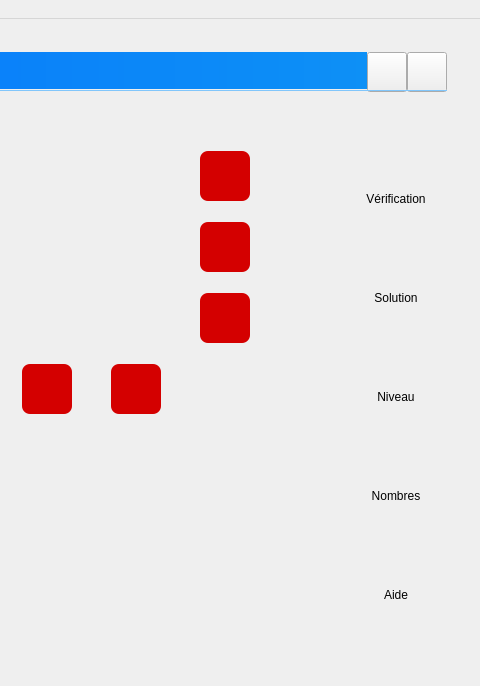
Old version of the form mainwindow.ui in the repository Txikilinux/leterrier-fubuki; both pictures show x 604 to 1084 and y 0 to 686 of the 1084 by 686 pixel window.
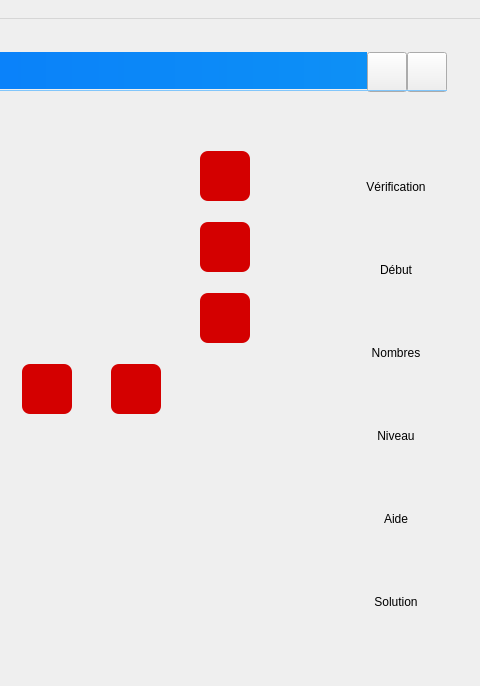
New version of the form. Icons and pictures are not drawn. Custom widgets are drawn as their Qt base class.

What changed in the file:
```diff
--- a/mainwindow.ui
+++ b/mainwindow.ui
@@ -1480,52 +1480,12 @@
          <property name="spacing">
           <number>2</number>
          </property>
-         <item row="1" column="1">
-          <widget class="AbulEduFlatBoutonV1" name="btnAbandonner">
-           <property name="minimumSize">
-            <size>
-             <width>0</width>
-             <height>80</height>
-            </size>
-           </property>
-           <property name="maximumSize">
-            <size>
-             <width>16777215</width>
-             <height>16777215</height>
-            </size>
-           </property>
-           <property name="font">
-            <font>
-             <weight>50</weight>
-             <bold>false</bold>
-            </font>
-           </property>
-           <property name="toolTip">
-            <string/>
-           </property>
-           <property name="whatsThis">
-            <string>solution</string>
-           </property>
-           <property name="text">
-            <string>Solution</string>
-           </property>
-           <property name="iconSize">
-            <size>
-             <width>50</width>
-             <height>50</height>
-            </size>
-           </property>
-           <property name="flat">
-            <bool>true</bool>
-           </property>
-          </widget>
-         </item>
          <item row="0" column="1">
           <widget class="AbulEduFlatBoutonV1" name="btnVerifier">
            <property name="minimumSize">
             <size>
              <width>0</width>
-             <height>80</height>
+             <height>72</height>
             </size>
            </property>
            <property name="maximumSize">
@@ -1560,7 +1520,7 @@
            </property>
           </widget>
          </item>
-         <item row="3" column="1">
+         <item row="5" column="1">
           <widget class="AbulEduFlatBoutonV1" name="btnNiveaux">
            <property name="sizePolicy">
             <sizepolicy hsizetype="Minimum" vsizetype="Fixed">
@@ -1571,7 +1531,7 @@
            <property name="minimumSize">
             <size>
              <width>0</width>
-             <height>80</height>
+             <height>72</height>
             </size>
            </property>
            <property name="maximumSize">
@@ -1606,6 +1566,138 @@
            </property>
           </widget>
          </item>
+         <item row="8" column="1">
+          <widget class="AbulEduFlatBoutonV1" name="btnInformation">
+           <property name="sizePolicy">
+            <sizepolicy hsizetype="Minimum" vsizetype="Fixed">
+             <horstretch>0</horstretch>
+             <verstretch>0</verstretch>
+            </sizepolicy>
+           </property>
+           <property name="minimumSize">
+            <size>
+             <width>0</width>
+             <height>72</height>
+            </size>
+           </property>
+           <property name="maximumSize">
+            <size>
+             <width>16777215</width>
+             <height>16777215</height>
+            </size>
+           </property>
+           <property name="font">
+            <font>
+             <weight>50</weight>
+             <bold>false</bold>
+            </font>
+           </property>
+           <property name="toolTip">
+            <string/>
+           </property>
+           <property name="whatsThis">
+            <string>aide</string>
+           </property>
+           <property name="text">
+            <string>Aide</string>
+           </property>
+           <property name="iconSize">
+            <size>
+             <width>50</width>
+             <height>50</height>
+            </size>
+           </property>
+           <property name="flat">
+            <bool>true</bool>
+           </property>
+          </widget>
+         </item>
+         <item row="3" column="1">
+          <widget class="AbulEduFlatBoutonV1" name="btnDebut">
+           <property name="sizePolicy">
+            <sizepolicy hsizetype="Minimum" vsizetype="Fixed">
+             <horstretch>0</horstretch>
+             <verstretch>0</verstretch>
+            </sizepolicy>
+           </property>
+           <property name="minimumSize">
+            <size>
+             <width>0</width>
+             <height>72</height>
+            </size>
+           </property>
+           <property name="maximumSize">
+            <size>
+             <width>16777215</width>
+             <height>16777215</height>
+            </size>
+           </property>
+           <property name="font">
+            <font>
+             <weight>50</weight>
+             <bold>false</bold>
+            </font>
+           </property>
+           <property name="toolTip">
+            <string/>
+           </property>
+           <property name="whatsThis">
+            <string>debut</string>
+           </property>
+           <property name="text">
+            <string>Début</string>
+           </property>
+           <property name="iconSize">
+            <size>
+             <width>50</width>
+             <height>50</height>
+            </size>
+           </property>
+           <property name="flat">
+            <bool>true</bool>
+           </property>
+          </widget>
+         </item>
+         <item row="9" column="1">
+          <widget class="AbulEduFlatBoutonV1" name="btnAbandonner">
+           <property name="minimumSize">
+            <size>
+             <width>0</width>
+             <height>72</height>
+            </size>
+           </property>
+           <property name="maximumSize">
+            <size>
+             <width>16777215</width>
+             <height>16777215</height>
+            </size>
+           </property>
+           <property name="font">
+            <font>
+             <weight>50</weight>
+             <bold>false</bold>
+            </font>
+           </property>
+           <property name="toolTip">
+            <string/>
+           </property>
+           <property name="whatsThis">
+            <string>solution</string>
+           </property>
+           <property name="text">
+            <string>Solution</string>
+           </property>
+           <property name="iconSize">
+            <size>
+             <width>50</width>
+             <height>50</height>
+            </size>
+           </property>
+           <property name="flat">
+            <bool>true</bool>
+           </property>
+          </widget>
+         </item>
          <item row="4" column="1">
           <widget class="AbulEduFlatBoutonV1" name="btnNombres">
            <property name="sizePolicy">
@@ -1617,7 +1709,7 @@
            <property name="minimumSize">
             <size>
              <width>0</width>
-             <height>80</height>
+             <height>72</height>
             </size>
            </property>
            <property name="maximumSize">
@@ -1652,52 +1744,6 @@
            </property>
           </widget>
          </item>
-         <item row="5" column="1">
-          <widget class="AbulEduFlatBoutonV1" name="btnInformation">
-           <property name="sizePolicy">
-            <sizepolicy hsizetype="Minimum" vsizetype="Fixed">
-             <horstretch>0</horstretch>
-             <verstretch>0</verstretch>
-            </sizepolicy>
-           </property>
-           <property name="minimumSize">
-            <size>
-             <width>0</width>
-             <height>80</height>
-            </size>
-           </property>
-           <property name="maximumSize">
-            <size>
-             <width>16777215</width>
-             <height>16777215</height>
-            </size>
-           </property>
-           <property name="font">
-            <font>
-             <weight>50</weight>
-             <bold>false</bold>
-            </font>
-           </property>
-           <property name="toolTip">
-            <string/>
-           </property>
-           <property name="whatsThis">
-            <string>aide</string>
-           </property>
-           <property name="text">
-            <string>Aide</string>
-           </property>
-           <property name="iconSize">
-            <size>
-             <width>50</width>
-             <height>50</height>
-            </size>
-           </property>
-           <property name="flat">
-            <bool>true</bool>
-           </property>
-          </widget>
-         </item>
         </layout>
        </widget>
        <widget class="QFrame" name="frmChoixNombres">
```
